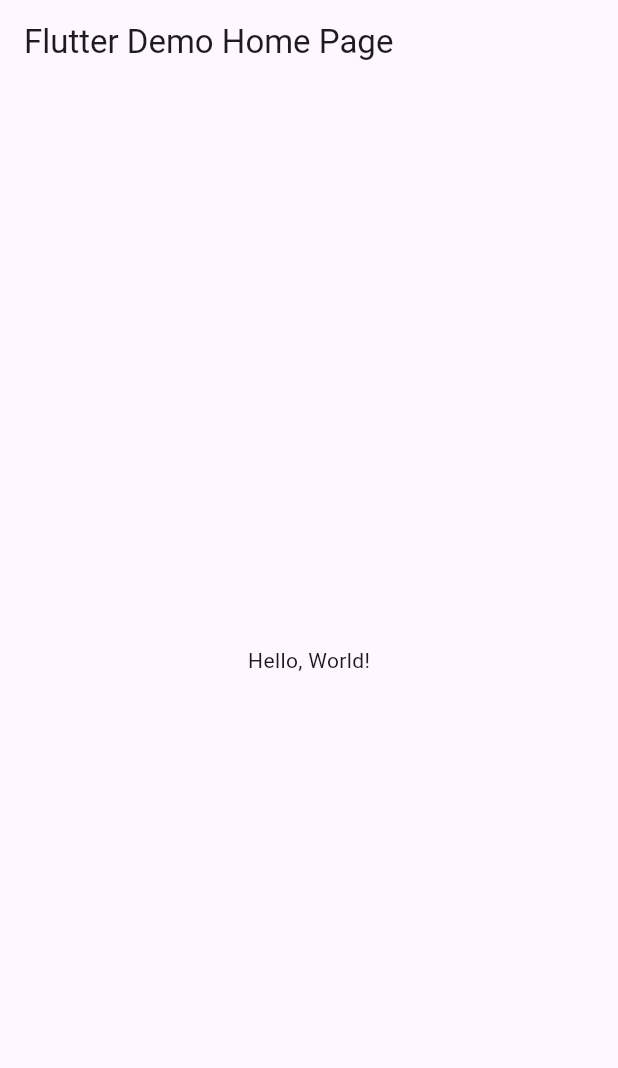
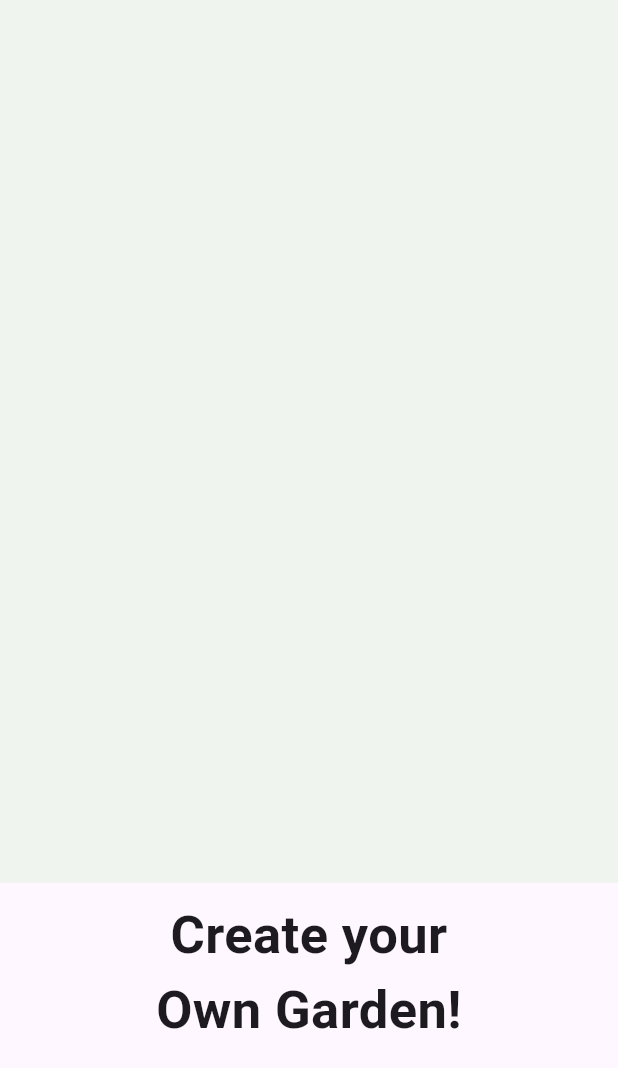
Before and after one commit to AnayaMarinAngelAlejandro/U2_Act9_0312, a Flutter app: the screen it shows after launch, on a phone screen of 412 x 824 dp. Shown: the top 1068 px of the screen. Run offline on Flutter 3.47's test engine with Material 3 defaults, Android fonts, the phone set to English and light mode, and no system bars; our stand-ins replace gap, get.

```diff
--- a/lib/main.dart
+++ b/lib/main.dart
@@ -1,43 +1,19 @@
+import 'package:anayaact9/splash_screen.dart';
 import 'package:flutter/material.dart';
+import 'package:get/get_navigation/src/root/get_material_app.dart';
 
-void main() => runApp(MyApp());
+void main() {
+  runApp(const MyApp());
+}
 
 class MyApp extends StatelessWidget {
-  const MyApp({super.key});
-  // This widget is the root of your application.
+  const MyApp({Key? key}) : super(key: key);
+
   @override
   Widget build(BuildContext context) {
-    return MaterialApp(
-      // Application name
-      title: 'Flutter Hello World',
-      // Application theme data, you can set the colors for the application as
-      // you want
-      theme: ThemeData(
-        // useMaterial3: false,
-        primarySwatch: Colors.blue,
-      ),
-      // A widget which will be started on application startup
-      home: MyHomePage(title: 'Flutter Demo Home Page'),
+    return GetMaterialApp(
+      debugShowCheckedModeBanner: false,
+      home: SplashScreen(),
     );
   }
 }
-
-class MyHomePage extends StatelessWidget {
-  final String title;
-  const MyHomePage({super.key, required this.title});
-
-  @override
-  Widget build(BuildContext context) {
-    return Scaffold(
-      appBar: AppBar(
-        // The title text which will be shown on the action bar
-        title: Text(title),
-      ),
-      body: Center(
-        child: Text(
-          'Hello, World!',
-        ),
-      ),
-    );
-  }
-}
--- /dev/null
+++ b/lib/splash_screen.dart
@@ -0,0 +1,41 @@
+import 'package:flutter/material.dart';
+import 'package:gap/gap.dart';
+import 'package:get/get.dart';
+
+class SplashScreen extends StatelessWidget {
+  const SplashScreen({Key? key}) : super(key: key);
+
+  @override
+  Widget build(BuildContext context) {
+    return Scaffold(
+      body: Column(
+        children: [
+          splashImage(),
+          Gap(10),
+          title(),
+          myButton(),
+        ],
+      ),
+    );
+  }
+
+  Widget splashImage() {
+    return Container(
+      height: Get.height / 1.4,
+      width: Get.width,
+      decoration: BoxDecoration(color: Color(0xffF0F4EF)),
+    );
+  }
+
+  Widget title() {
+    return Text(
+      "Create your \nOwn Garden!",
+      textAlign: TextAlign.center,
+      style: TextStyle(fontSize: 35, fontWeight: FontWeight.w600),
+    );
+  }
+
+  Widget myButton() {
+    return Container();
+  }
+}
--- a/pubspec.yaml
+++ b/pubspec.yaml
@@ -9,7 +9,8 @@ environment:
 dependencies:
   flutter:
     sdk: flutter
-
+  get:
+  gap:
 dev_dependencies:
   flutter_test:
     sdk: flutter
```
